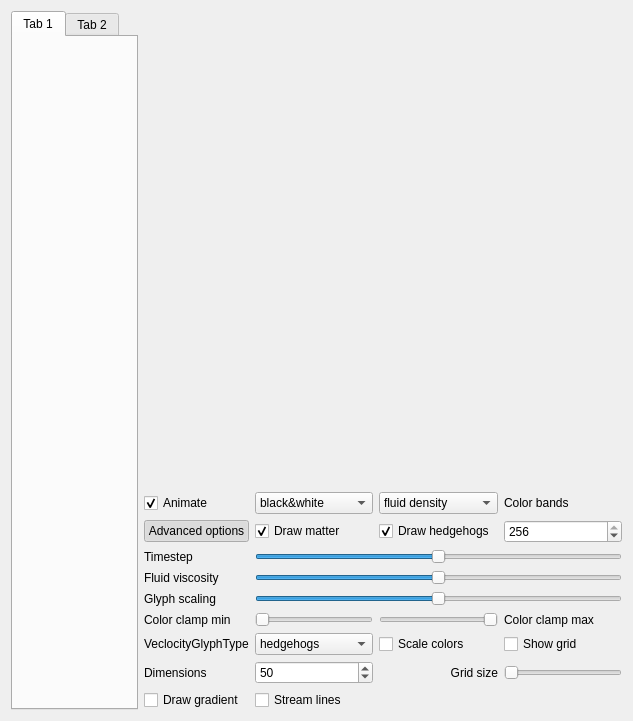
Qt form window.ui (npklein/scientific_visualization) before a commit.
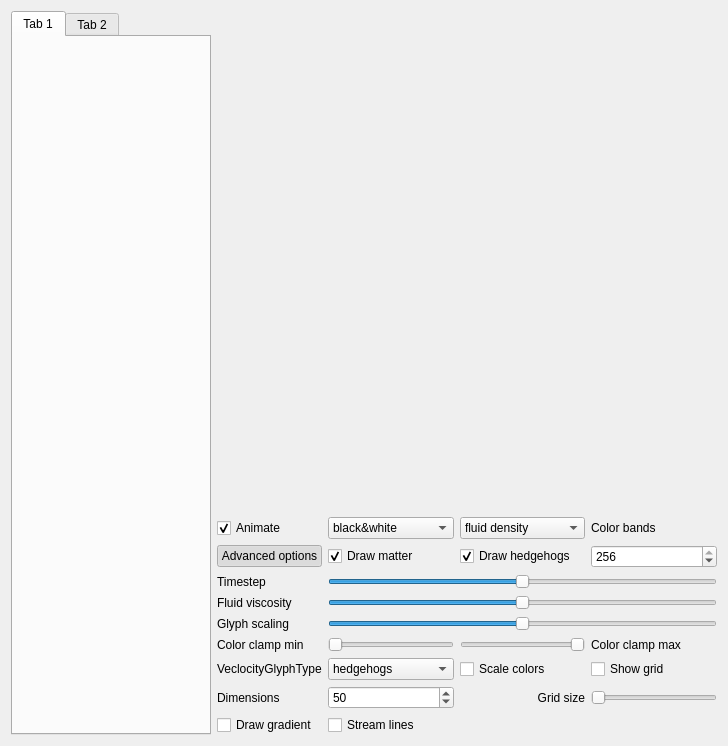
The same form after that commit. Custom widgets are drawn as their Qt base class.

Commit message: Temp stores to pull from master

Diff of the .ui file:
```diff
--- a/window.ui
+++ b/window.ui
@@ -6,7 +6,7 @@
    <rect>
     <x>0</x>
     <y>0</y>
-    <width>633</width>
+    <width>694</width>
     <height>721</height>
    </rect>
   </property>
@@ -255,6 +255,12 @@
        <property name="enabled">
         <bool>true</bool>
        </property>
+       <property name="minimumSize">
+        <size>
+         <width>500</width>
+         <height>500</height>
+        </size>
+       </property>
        <property name="cursor">
         <cursorShape>PointingHandCursor</cursorShape>
        </property>
@@ -365,6 +371,21 @@
    </item>
    <item row="0" column="0" alignment="Qt::AlignLeft">
     <widget class="QTabWidget" name="tabWidget">
+     <property name="minimumSize">
+      <size>
+       <width>200</width>
+       <height>0</height>
+      </size>
+     </property>
+     <property name="maximumSize">
+      <size>
+       <width>200</width>
+       <height>16777215</height>
+      </size>
+     </property>
+     <property name="currentIndex">
+      <number>0</number>
+     </property>
      <widget class="QWidget" name="tab">
       <attribute name="title">
        <string>Tab 1</string>
```
The commit also changes 1 other file.
